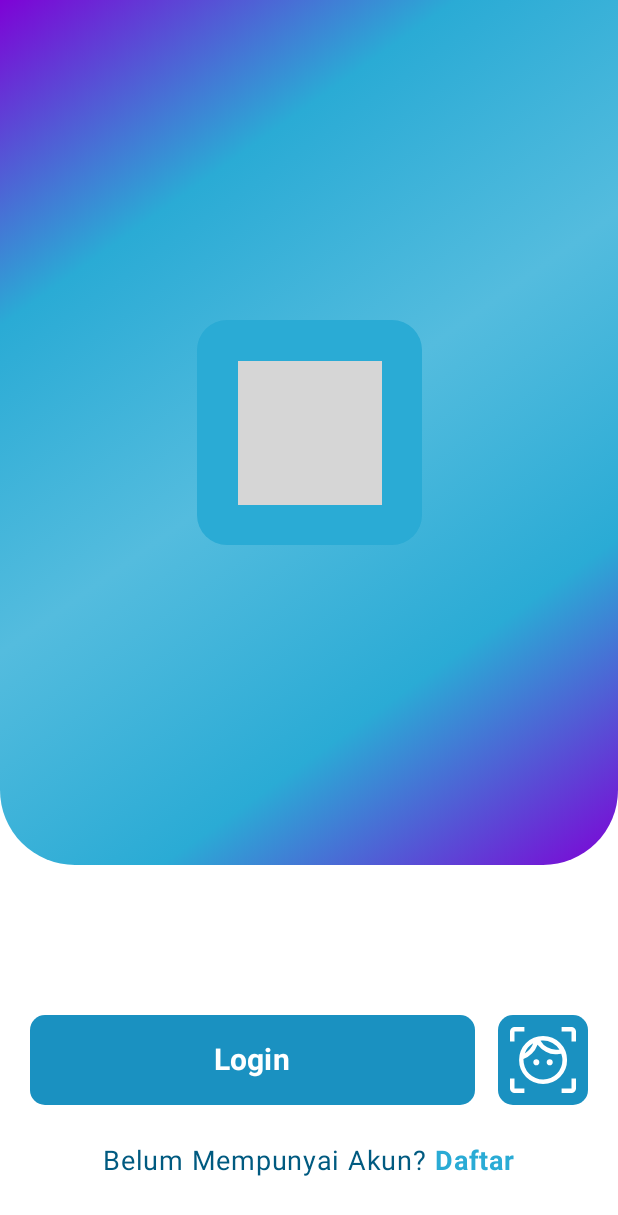
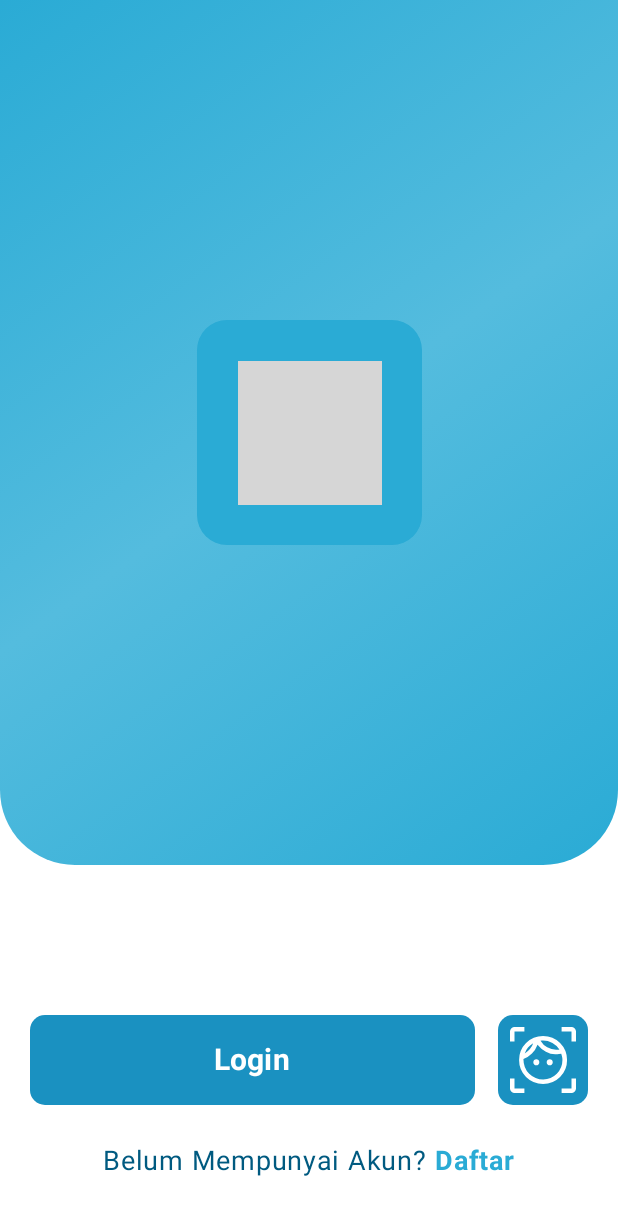
Before and after one commit to AkuShinkai/SmartHome, an Android app built with Jetpack Compose: the screen it shows after launch (MainActivity), after a tap on "Face Recognition", on a phone screen of 412 x 824 dp. Shown: the top 1215 px of the screen. Run offline under Robolectric (Android 15) with nearby library versions, the phone set to English and light mode, and no system bars; our stand-ins replace Dagger/Hilt's generated code, Firebase (no records; nobody signed in at launch, a user with empty details on screens opened directly); libraries missing offline, so code that uses them is left out: com.google.mlkit.vision, org.tensorflow.lite; network calls fail; grey boxes are pictures that could not be loaded.

Commit message:
Update Logo dan liveness (sudah berhasil)

```diff
--- a/app/src/main/AndroidManifest.xml
+++ b/app/src/main/AndroidManifest.xml
@@ -15,9 +15,9 @@
         android:allowBackup="true"
         android:dataExtractionRules="@xml/data_extraction_rules"
         android:fullBackupContent="@xml/backup_rules"
-        android:icon="@mipmap/ic_launcher"
+        android:icon="@drawable/logo_no_text"
         android:label="@string/app_name"
-        android:roundIcon="@mipmap/ic_launcher_round"
+        android:roundIcon="@drawable/logo_no_text"
         android:supportsRtl="true"
         android:theme="@style/Theme.SmartHome"
         tools:targetApi="31">
--- a/app/src/main/java/com/example/smarthome/FaceAnalyzer.kt
+++ b/app/src/main/java/com/example/smarthome/FaceAnalyzer.kt
@@ -33,6 +33,7 @@ class FaceAnalyzer(
     private val options = FaceDetectorOptions.Builder()
         .setPerformanceMode(FaceDetectorOptions.PERFORMANCE_MODE_FAST)
         .setClassificationMode(FaceDetectorOptions.CLASSIFICATION_MODE_NONE)
+        .setClassificationMode(FaceDetectorOptions.CLASSIFICATION_MODE_ALL)
         .build()
 
     private val detector = FaceDetection.getClient(options)
--- a/app/src/main/java/com/example/smarthome/ui/component/FaceLoginBottomSheet.kt
+++ b/app/src/main/java/com/example/smarthome/ui/component/FaceLoginBottomSheet.kt
@@ -59,6 +59,10 @@ fun FaceLoginBottomSheet(
     var isProcessing by remember { mutableStateOf(false) }
     var latestBoundingBox by remember { mutableStateOf<android.graphics.Rect?>(null) }
 
+    var targetBlinkCount by remember { mutableStateOf((1..5).random()) }
+    var currentBlinkCount by remember { mutableStateOf(0) }
+    var prevLeftEyeOpen by remember { mutableStateOf(1.0f) }
+
     var buttonText by remember { mutableStateOf("Login dengan Wajah") }
     var isButtonEnabled by remember { mutableStateOf(true) }
 
@@ -78,12 +82,25 @@ fun FaceLoginBottomSheet(
 
                 if (faceArea in minFaceSize..maxFaceSize) {
                     faceDetected = true
-                    latestFaceBitmap =
-                        bitmap.config?.let { bitmap.copy(it, true) } // Simpan copy untuk diproses
-                    bitmap.recycle() // Bebaskan yang asli
+                    latestFaceBitmap = bitmap.config?.let { bitmap.copy(it, true) }
+                    bitmap.recycle()
                     latestBoundingBox = largestFace.boundingBox
-                    buttonText = "Login dengan Wajah"
-                    Log.d("FaceRecognition", "Wajah valid dengan bounding box: ${largestFace.boundingBox}")
+
+                    val leftEyeOpen = largestFace.leftEyeOpenProbability ?: -1f
+                    Log.d("Liveness", "Probabilitas mata kiri terbuka: $leftEyeOpen")
+
+                    // Deteksi kedipan saat transisi dari terbuka ke tertutup
+                    if (leftEyeOpen < 0.2f && prevLeftEyeOpen > 0.8f) {
+                        currentBlinkCount++
+                        Log.d("Liveness", "Kedipan ke-$currentBlinkCount terdeteksi!")
+                    }
+                    prevLeftEyeOpen = leftEyeOpen
+
+                    val blinkGoalReached = currentBlinkCount >= targetBlinkCount
+                    Log.d("Liveness", "Progress kedipan: $currentBlinkCount dari $targetBlinkCount")
+
+                    buttonText = if (blinkGoalReached) "Login dengan Wajah"
+                    else "Kedipkan mata ${targetBlinkCount - currentBlinkCount}x lagi"
                 } else {
                     faceDetected = false
                     latestBoundingBox = null
@@ -125,7 +142,7 @@ fun FaceLoginBottomSheet(
             val coroutineScope = rememberCoroutineScope()
             Button(
                 onClick = {
-                    if (faceDetected && latestFaceBitmap != null && isButtonEnabled) {
+                    if (faceDetected && latestFaceBitmap != null && isButtonEnabled && currentBlinkCount >= targetBlinkCount) {
                         isProcessing = true
                         isButtonEnabled = false
                         buttonText = "Memproses..."
@@ -184,7 +201,7 @@ fun authenticateWithFace(
     context: Context,
     navController: NavController?,
     sessionManager: SessionManager,
-    coroutineScope: CoroutineScope, // Tambahkan parameter ini
+    coroutineScope: CoroutineScope,
     onComplete: () -> Unit
 ) {
     val auth = FirebaseAuth.getInstance()
--- a/app/src/main/java/com/example/smarthome/ui/screens/AuthScreen.kt
+++ b/app/src/main/java/com/example/smarthome/ui/screens/AuthScreen.kt
@@ -73,7 +73,7 @@ fun AuthScreen(navController: NavController?) {
                 .fillMaxWidth()
                 .weight(1.4f)
                 .background(brush = Brush.linearGradient(
-                    colors = listOf(Color(0xff7e02d6), Color( 0xFF2AABD5), Color(0xFF54BCDE), Color( 0xFF2AABD5),Color(0xff7e02d6))
+                    colors = listOf(Color( 0xFF2AABD5), Color(0xFF54BCDE), Color( 0xFF2AABD5))
                 ), shape = RoundedCornerShape(bottomStart = 50.dp, bottomEnd = 50.dp)),
             contentAlignment = Alignment.Center
         ) {
@@ -85,7 +85,7 @@ fun AuthScreen(navController: NavController?) {
                 contentAlignment = Alignment.Center
             ) {
                 Image(
-                    painter = painterResource(id = R.drawable.ic_launcher_foreground),
+                    painter = painterResource(id = R.drawable.logo_w_text),
                     contentDescription = "Logo"
                 )
             }
--- a/app/src/main/java/com/example/smarthome/ui/screens/RegisterScreen.kt
+++ b/app/src/main/java/com/example/smarthome/ui/screens/RegisterScreen.kt
@@ -90,9 +90,11 @@ fun RegisterScreen(navController: NavController) {
         Spacer(modifier = Modifier.height(80.dp))
 
         Image(
-            painter = painterResource(id = R.drawable.ic_launcher_foreground),
+            painter = painterResource(id = R.drawable.logo_no_text),
             contentDescription = "Logo",
-            modifier = Modifier.size(80.dp)
+            modifier = Modifier
+                .size(80.dp)
+                .clip(RoundedCornerShape(16.dp))
         )
 
         Spacer(modifier = Modifier.height(10.dp))
```
Also changed, not shown: app/src/main/java/com/example/smarthome/ui/screens/FaceRegisterScreen.kt (+10 -2 lines), app/src/main/res/drawable/logo_no_text.png (added), 2 other files.
